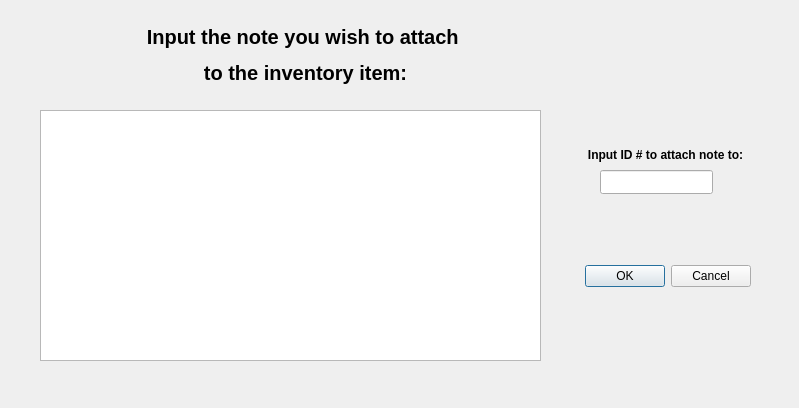
Qt form modifyitemdialog.ui (EtoDrowsy/CS499) before a commit.
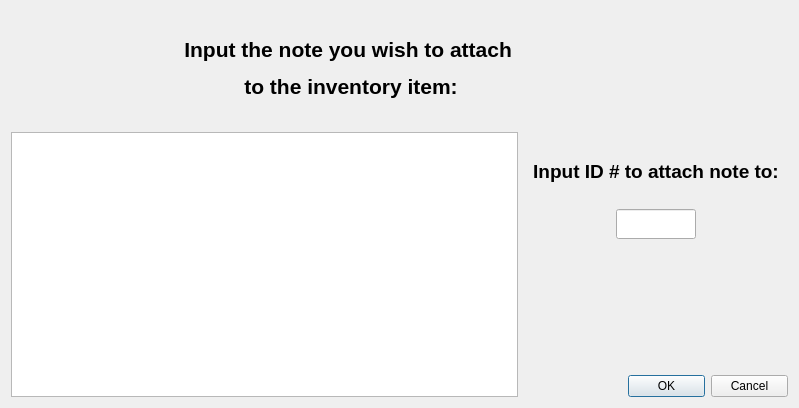
The same form after that commit.

Commit message: Made most windows able to resize

Diff of the .ui file:
```diff
--- a/modifyitemdialog.ui
+++ b/modifyitemdialog.ui
@@ -13,50 +13,9 @@
   <property name="windowTitle">
    <string>Dialog</string>
   </property>
-  <widget class="QLabel" name="label">
-   <property name="geometry">
-    <rect>
-     <x>100</x>
-     <y>20</y>
-     <width>411</width>
-     <height>71</height>
-    </rect>
-   </property>
-   <property name="font">
-    <font>
-     <pointsize>15</pointsize>
-     <bold>true</bold>
-    </font>
-   </property>
-   <property name="text">
-    <string>&lt;html&gt;&lt;head/&gt;&lt;body&gt;&lt;p align=&quot;center&quot;&gt;Input the note you wish to attach &lt;/p&gt;&lt;p align=&quot;center&quot;&gt;to the inventory item:&lt;/p&gt;&lt;/body&gt;&lt;/html&gt;</string>
-   </property>
-  </widget>
-  <widget class="QDialogButtonBox" name="confirmInputBox">
-   <property name="geometry">
-    <rect>
-     <x>580</x>
-     <y>260</y>
-     <width>171</width>
-     <height>32</height>
-    </rect>
-   </property>
-   <property name="orientation">
-    <enum>Qt::Orientation::Horizontal</enum>
-   </property>
-   <property name="standardButtons">
-    <set>QDialogButtonBox::StandardButton::Cancel|QDialogButtonBox::StandardButton::Ok</set>
-   </property>
-  </widget>
+  <layout class="QGridLayout" name="gridLayout_2">
+   <item row="2" column="0" rowspan="3" colspan="2">
   <widget class="QTextEdit" name="inputTextEdit">
-   <property name="geometry">
-    <rect>
-     <x>40</x>
-     <y>110</y>
-     <width>501</width>
-     <height>251</height>
-    </rect>
-   </property>
    <property name="html">
     <string>&lt;!DOCTYPE HTML PUBLIC &quot;-//W3C//DTD HTML 4.0//EN&quot; &quot;http://www.w3.org/TR/REC-html40/strict.dtd&quot;&gt;
 &lt;html&gt;&lt;head&gt;&lt;meta name=&quot;qrichtext&quot; content=&quot;1&quot; /&gt;&lt;meta charset=&quot;utf-8&quot; /&gt;&lt;style type=&quot;text/css&quot;&gt;
@@ -68,34 +27,65 @@
 &lt;p style=&quot;-qt-paragraph-type:empty; margin-top:0px; margin-bottom:0px; margin-left:0px; margin-right:0px; -qt-block-indent:0; text-indent:0px;&quot;&gt;&lt;br /&gt;&lt;/p&gt;&lt;/body&gt;&lt;/html&gt;</string>
    </property>
   </widget>
+   </item>
+   <item row="4" column="2" alignment="Qt::AlignmentFlag::AlignRight">
+    <widget class="QDialogButtonBox" name="confirmInputBox">
+     <property name="maximumSize">
+      <size>
+       <width>160</width>
+       <height>16777215</height>
+      </size>
+     </property>
+     <property name="orientation">
+      <enum>Qt::Orientation::Horizontal</enum>
+     </property>
+     <property name="standardButtons">
+      <set>QDialogButtonBox::StandardButton::Cancel|QDialogButtonBox::StandardButton::Ok</set>
+     </property>
+    </widget>
+   </item>
+   <item row="2" column="2">
+    <widget class="QWidget" name="widget" native="true">
+     <layout class="QGridLayout" name="gridLayout">
+      <item row="0" column="0">
   <widget class="QLabel" name="label_2">
-   <property name="geometry">
-    <rect>
-     <x>580</x>
-     <y>130</y>
-     <width>171</width>
-     <height>51</height>
-    </rect>
-   </property>
    <property name="font">
     <font>
      <bold>true</bold>
     </font>
    </property>
    <property name="text">
-    <string>&lt;html&gt;&lt;head/&gt;&lt;body&gt;&lt;p align=&quot;center&quot;&gt;Input ID # to attach note to:&lt;/p&gt;&lt;/body&gt;&lt;/html&gt;</string>
-   </property>
-  </widget>
+         <string>&lt;html&gt;&lt;head/&gt;&lt;body&gt;&lt;p align=&quot;center&quot;&gt;&lt;span style=&quot; font-size:14pt;&quot;&gt;Input ID # to attach note to:&lt;/span&gt;&lt;/p&gt;&lt;/body&gt;&lt;/html&gt;</string>
+        </property>
+       </widget>
+      </item>
+      <item row="2" column="0" alignment="Qt::AlignmentFlag::AlignHCenter">
   <widget class="QLineEdit" name="idNum">
-   <property name="geometry">
-    <rect>
-     <x>600</x>
-     <y>170</y>
-     <width>113</width>
-     <height>24</height>
-    </rect>
-   </property>
-  </widget>
+        <property name="maximumSize">
+         <size>
+          <width>80</width>
+          <height>30</height>
+         </size>
+        </property>
+       </widget>
+      </item>
+     </layout>
+    </widget>
+   </item>
+   <item row="1" column="1" alignment="Qt::AlignmentFlag::AlignLeft|Qt::AlignmentFlag::AlignVCenter">
+    <widget class="QLabel" name="label">
+     <property name="font">
+      <font>
+       <pointsize>15</pointsize>
+       <bold>true</bold>
+      </font>
+     </property>
+     <property name="text">
+      <string>&lt;html&gt;&lt;head/&gt;&lt;body&gt;&lt;p align=&quot;center&quot;&gt;&lt;span style=&quot; font-size:16pt;&quot;&gt;Input the note you wish to attach &lt;/span&gt;&lt;/p&gt;&lt;p align=&quot;center&quot;&gt;&lt;span style=&quot; font-size:16pt;&quot;&gt;to the inventory item:&lt;/span&gt;&lt;/p&gt;&lt;/body&gt;&lt;/html&gt;</string>
+     </property>
+    </widget>
+   </item>
+  </layout>
  </widget>
  <resources/>
  <connections/>
```
Lines whose indentation alone changed are shown as unchanged. The commit also changes 7 other files.
